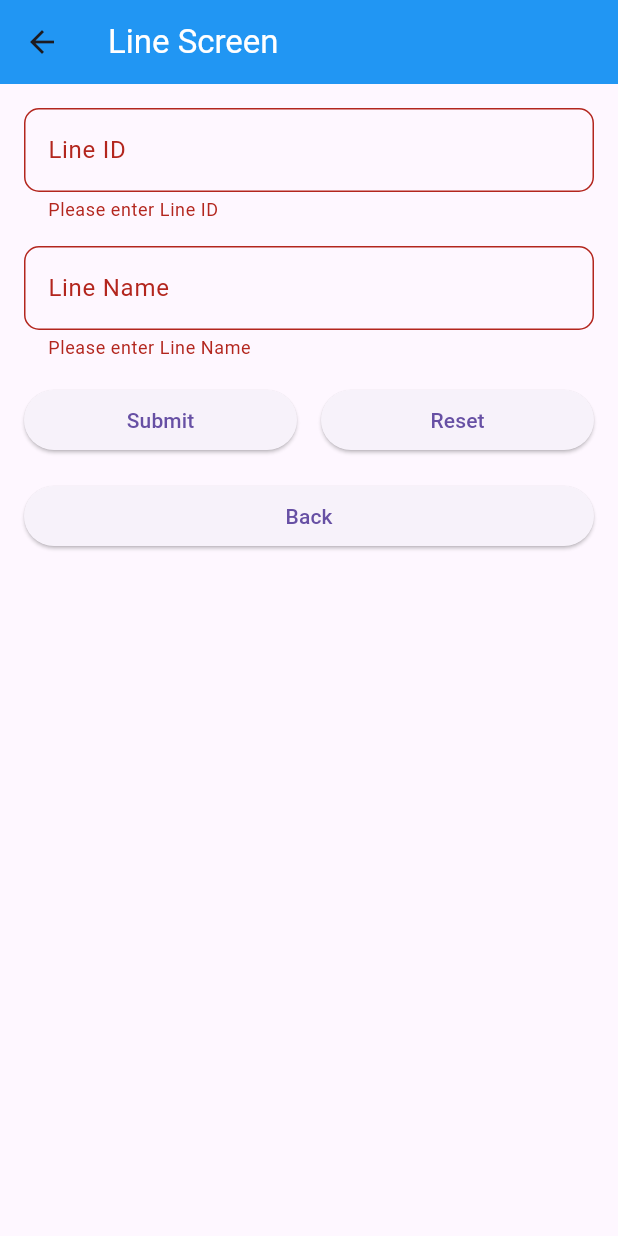
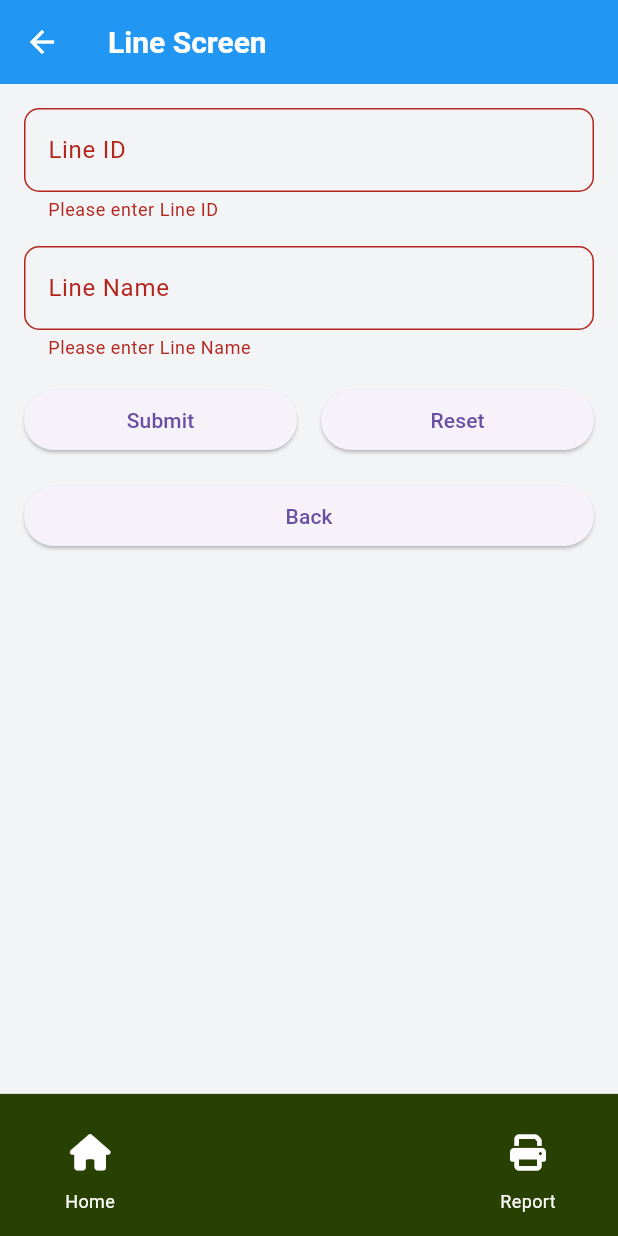
Before and after one commit to sasiksk/svfinance, a Flutter app: the screen it shows after launch, item 3 of the bottom bar chosen, after a tap on "Submit", on a phone screen of 412 x 824 dp. Run offline on Flutter 3.47's test engine with Material 3 defaults, Android fonts, the phone set to English and light mode, and no system bars; our stand-ins replace flutter_riverpod, font_awesome_flutter, sqflite; accounts and stored records are empty.

Commit message:
updated on 04_11

```diff
--- /dev/null
+++ b/lib/Screens/HomeScreen/BottomNavItem.dart
@@ -0,0 +1,40 @@
+import 'package:flutter/material.dart';
+import 'package:font_awesome_flutter/font_awesome_flutter.dart';
+
+class BottomNavItem extends StatelessWidget {
+  final IconData icon;
+  final String label;
+  final Widget destinationScreen;
+
+  const BottomNavItem({
+    Key? key,
+    required this.icon,
+    required this.label,
+    required this.destinationScreen,
+  }) : super(key: key);
+
+  void _navigateTo(BuildContext context) {
+    Navigator.push(
+      context,
+      MaterialPageRoute(builder: (context) => destinationScreen),
+    );
+  }
+
+  @override
+  Widget build(BuildContext context) {
+    return Column(
+      mainAxisSize: MainAxisSize.min,
+      mainAxisAlignment: MainAxisAlignment.center,
+      children: <Widget>[
+        IconButton(
+          icon: FaIcon(icon, color: Colors.white),
+          onPressed: () => _navigateTo(context),
+        ),
+        Text(
+          label,
+          style: const TextStyle(color: Colors.white, fontSize: 12),
+        ),
+      ],
+    );
+  }
+}
--- a/lib/Screens/HomeScreen/CapitalDetailsCard.dart
+++ b/lib/Screens/HomeScreen/CapitalDetailsCard.dart
@@ -79,7 +79,7 @@ class CapitalDetailsCard extends StatelessWidget {
                                 ),
                               ),
                               Text(
-                                '\$${totalAmtInvested.toStringAsFixed(2)}',
+                                '₹${totalAmtInvested.toStringAsFixed(2)}',
                                 style: TextStyle(
                                   fontSize: 16,
                                   fontWeight: FontWeight.w500,
@@ -100,7 +100,7 @@ class CapitalDetailsCard extends StatelessWidget {
                                 ),
                               ),
                               Text(
-                                '\$${amtRemaining.toStringAsFixed(2)}',
+                                '₹${amtRemaining.toStringAsFixed(2)}',
                                 style: TextStyle(
                                   fontSize: 16,
                                   fontWeight: FontWeight.w500,
--- a/lib/Screens/HomeScreen/Card/LineCard.dart
+++ b/lib/Screens/HomeScreen/Card/LineCard.dart
@@ -1,7 +1,5 @@
 import 'package:flutter/material.dart';
 import 'package:svfinance/Screens/HomeScreen/Line/LineHomeScreens.dart';
-
-import 'package:svfinance/Screens/LineDetailScreen.dart';
 
 class LineCard extends StatelessWidget {
   final String lineName;
--- a/lib/Screens/HomeScreen/NewHomeScreen.dart
+++ b/lib/Screens/HomeScreen/NewHomeScreen.dart
@@ -1,7 +1,9 @@
 import 'package:flutter/material.dart';
+import 'package:svfinance/Screens/Captial/CaptialScreenHome.dart';
+import 'package:svfinance/Screens/DatabaseHelper.dart';
+import 'package:svfinance/Screens/HomeScreen/BottomNavItem.dart';
 import 'package:svfinance/Screens/HomeScreen/CapitalDetailsCard.dart';
-
-import 'package:svfinance/Screens/Captial/CaptitalScreen2.dart';
+import 'package:font_awesome_flutter/font_awesome_flutter.dart';
 import 'package:svfinance/Screens/HomeScreen/Card/LineCard.dart';
 import 'package:svfinance/Screens/Homescreeen.dart';
 import 'package:svfinance/Screens/Line/LineScreen.dart';
@@ -15,10 +17,45 @@ class Newhomescreen extends StatefulWidget {
 class _NewhomescreenState extends State<Newhomescreen> {
   String selectedLineName = '';
 
+  @override
+  void initState() {
+    super.initState();
+    _initializeDatabase();
+    _updateDaysRemaining();
+  }
+
   void handleLineSelected(String lineName) {
     setState(() {
       selectedLineName = lineName;
     });
+  }
+
+  void navigateTo(BuildContext context, Widget screen) {
+    Navigator.push(
+      context,
+      MaterialPageRoute(builder: (context) => screen),
+    );
+  }
+
+  Future<void> _updateDaysRemaining() async {
+    try {
+      print("Updating days remaining...");
+      await DatabaseHelper.updateDaysRemaining();
+      print("Days remaining updated successfully.");
+    } catch (e) {
+      print("Error updating days remaining: $e");
+    }
+  }
+
+  Future<void> _initializeDatabase() async {
+    try {
+      print("Initializing database...");
+      await DatabaseHelper.getDatabase();
+      //await DatabaseHelper.dropDatabase('finance.db');
+      print("Database initialized successfully.");
+    } catch (e) {
+      print("Error initializing database: $e");
+    }
   }
 
   @override
@@ -28,7 +65,7 @@ class _NewhomescreenState extends State<Newhomescreen> {
 
     return Scaffold(
       appBar: AppBar(
-        title: Text(
+        title: const Text(
           'Finance',
           style: TextStyle(
             fontWeight: FontWeight.bold,
@@ -47,8 +84,8 @@ class _NewhomescreenState extends State<Newhomescreen> {
             children: [
               CapitalDetailsCard(
                   screenHeight: screenHeight, screenWidth: screenWidth),
-              SizedBox(height: 20),
-              Text(
+              const SizedBox(height: 20),
+              const Text(
                 'Line List',
                 style: TextStyle(
                   fontSize: 20,
@@ -60,11 +97,11 @@ class _NewhomescreenState extends State<Newhomescreen> {
                 future: LineOperations.getAllLines(),
                 builder: (context, snapshot) {
                   if (snapshot.connectionState == ConnectionState.waiting) {
-                    return CircularProgressIndicator();
+                    return const CircularProgressIndicator();
                   } else if (snapshot.hasError) {
                     return Text(
                       'Error: ${snapshot.error}',
-                      style: TextStyle(color: Colors.white),
+                      style: const TextStyle(color: Colors.white),
                     );
                   } else if (snapshot.hasData) {
                     final lines = snapshot.data!;
@@ -78,7 +115,7 @@ class _NewhomescreenState extends State<Newhomescreen> {
                       }).toList(),
                     );
                   } else {
-                    return Text(
+                    return const Text(
                       'No lines available',
                       style: TextStyle(color: Colors.white),
                     );
@@ -89,54 +126,42 @@ class _NewhomescreenState extends State<Newhomescreen> {
           ),
         ),
       ),
-      bottomNavigationBar: BottomAppBar(
-        color: Color.fromARGB(255, 40, 65, 2),
-        shape: CircularNotchedRectangle(),
+      bottomNavigationBar: SafeArea(
+          child: BottomAppBar(
+        color: const Color.fromARGB(255, 40, 65, 2),
+        shape: const CircularNotchedRectangle(),
         notchMargin: 6.0,
+        height: screenWidth * 0.23,
         child: Container(
           height: 70,
+          padding: const EdgeInsets.symmetric(horizontal: 20.0),
           child: Row(
-            mainAxisAlignment: MainAxisAlignment.spaceAround,
+            mainAxisAlignment: MainAxisAlignment.spaceBetween,
             children: <Widget>[
-              Column(
-                mainAxisSize: MainAxisSize.min,
-                mainAxisAlignment: MainAxisAlignment.center,
-                children: <Widget>[
-                  IconButton(
-                    icon: Icon(Icons.home, color: Colors.white),
-                    onPressed: () {},
-                  ),
-                ],
+              BottomNavItem(
+                icon: FontAwesomeIcons.home,
+                label: 'Home',
+                destinationScreen: Newhomescreen(),
               ),
-              IconButton(
-                icon: Icon(Icons.account_balance, color: Colors.white),
-                onPressed: () {
-                  navigateTo(context, CapitalScreen());
-                },
+              BottomNavItem(
+                icon: FontAwesomeIcons.coins,
+                label: 'Capital',
+                destinationScreen: CapitalScreenHome(),
               ),
-              IconButton(
-                icon: Icon(Icons.line_axis, color: Colors.white),
-                onPressed: () {
-                  navigateTo(context, LineScreen());
-                },
+              BottomNavItem(
+                icon: FontAwesomeIcons.chartLine,
+                label: 'Line',
+                destinationScreen: LineScreen(),
               ),
-              IconButton(
-                icon: Icon(Icons.print, color: Colors.white),
-                onPressed: () {
-                  navigateTo(context, Homescreen());
-                },
+              BottomNavItem(
+                icon: FontAwesomeIcons.print,
+                label: 'Report',
+                destinationScreen: Homescreen(),
               ),
             ],
           ),
         ),
-      ),
-    );
-  }
-
-  void navigateTo(BuildContext context, Widget screen) {
-    Navigator.push(
-      context,
-      MaterialPageRoute(builder: (context) => screen),
+      )),
     );
   }
 }
--- a/lib/Screens/Line/LineScreen.dart
+++ b/lib/Screens/Line/LineScreen.dart
@@ -1,5 +1,9 @@
 import 'package:flutter/material.dart';
+import 'package:font_awesome_flutter/font_awesome_flutter.dart';
 import 'package:svfinance/CustomTextField.dart';
+import 'package:svfinance/Screens/HomeScreen/BottomNavItem.dart';
+import 'package:svfinance/Screens/HomeScreen/NewHomeScreen.dart';
+import 'package:svfinance/Screens/Homescreeen.dart';
 
 import 'package:svfinance/operations/Line_operations.dart';
 
@@ -127,6 +131,32 @@ class _LineScreenState extends State<LineScreen> {
           ),
         ),
       ),
+      bottomNavigationBar: SafeArea(
+          child: BottomAppBar(
+        color: const Color.fromARGB(255, 40, 65, 2),
+        shape: const CircularNotchedRectangle(),
+        notchMargin: 6.0,
+        height: MediaQuery.of(context).size.width * 0.23,
+        child: Container(
+          height: 70,
+          padding: const EdgeInsets.symmetric(horizontal: 20.0),
+          child: Row(
+            mainAxisAlignment: MainAxisAlignment.spaceBetween,
+            children: <Widget>[
+              BottomNavItem(
+                icon: FontAwesomeIcons.home,
+                label: 'Home',
+                destinationScreen: Newhomescreen(),
+              ),
+              BottomNavItem(
+                icon: FontAwesomeIcons.print,
+                label: 'Report',
+                destinationScreen: Homescreen(),
+              ),
+            ],
+          ),
+        ),
+      )),
     );
   }
 }
--- a/lib/main.dart
+++ b/lib/main.dart
@@ -1,14 +1,48 @@
 import 'package:flutter/material.dart';
 import 'package:svfinance/Screens/DatabaseHelper.dart';
-
-import 'package:svfinance/Screens/HomeScreen/NewHomeScreen.dart'; // Import your DatabaseHelper class
+import 'package:svfinance/Screens/HomeScreen/NewHomeScreen.dart';
 
 void main() async {
-  WidgetsFlutterBinding
-      .ensureInitialized(); // Ensure widgets are bound before async code
+  WidgetsFlutterBinding.ensureInitialized();
+  // Uncomment the following line if you need to drop the database
+  // await DatabaseHelper.dropDatabase('finace.db');
+  runApp(MyApp());
+}
 
-  //await DatabaseHelper.dropDatabase(      'finace.db'); // Uncomment if you need to drop the database
-  runApp(MaterialApp(
-    home: Newhomescreen(),
-  ));
+class MyApp extends StatelessWidget {
+  @override
+  Widget build(BuildContext context) {
+    return MaterialApp(
+      theme: ThemeData(
+        primaryColor: const Color(0xFF284102), // Dark green color
+        hintColor: const Color(0xFFB2DFDB), // Light green for accents
+        scaffoldBackgroundColor: const Color(0xFFF3F4F6), // Light background
+        appBarTheme: AppBarTheme(
+          color: const Color(0xFF284102), // AppBar color matching primary color
+          elevation: 0,
+          titleTextStyle: const TextStyle(
+            color: Colors.white,
+            fontSize: 20,
+            fontWeight: FontWeight.bold,
+          ),
+          iconTheme:
+              const IconThemeData(color: Colors.white), // Icon color in AppBar
+        ),
+        textTheme: const TextTheme(
+          displayLarge: TextStyle(
+              fontSize: 32, fontWeight: FontWeight.bold, color: Colors.black),
+          titleLarge: TextStyle(
+              fontSize: 20, fontWeight: FontWeight.bold, color: Colors.black),
+          bodyMedium: TextStyle(fontSize: 16, color: Colors.black87),
+        ),
+        buttonTheme: ButtonThemeData(
+          buttonColor: const Color(0xFF284102), // Button color matching primary
+          textTheme: ButtonTextTheme.primary,
+        ),
+        iconTheme:
+            const IconThemeData(color: Color(0xFF284102)), // General icon color
+      ),
+      home: Newhomescreen(),
+    );
+  }
 }
--- a/pubspec.yaml
+++ b/pubspec.yaml
@@ -40,6 +40,7 @@ dependencies:
   path: ^1.9.0
   flutter_riverpod: ^2.5.1
   uuid: ^4.5.1
+  font_awesome_flutter: ^10.8.0
 
 dev_dependencies:
   flutter_test:
```
Also changed, not shown: lib/Screens/Captial/CaptialScreenHome.dart (+42 -22 lines), lib/Screens/Captial/CaptitalScreen2.dart (+15 -44 lines), pubspec.lock.
